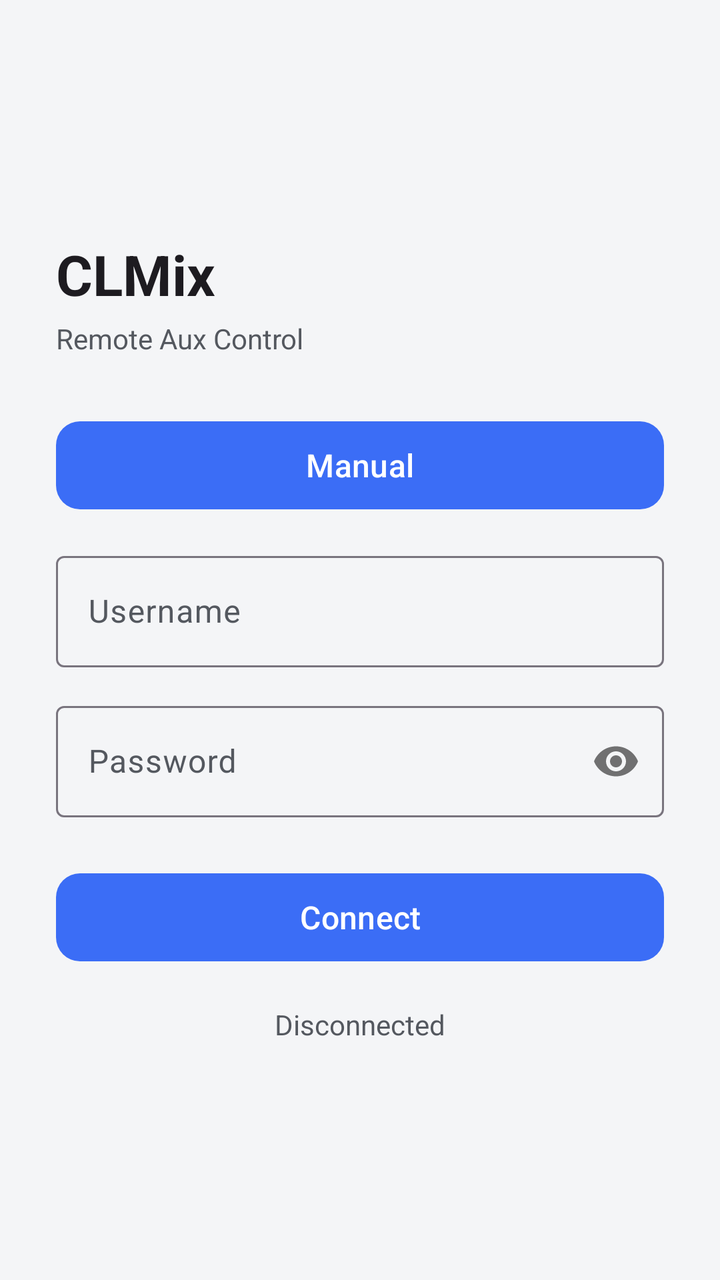
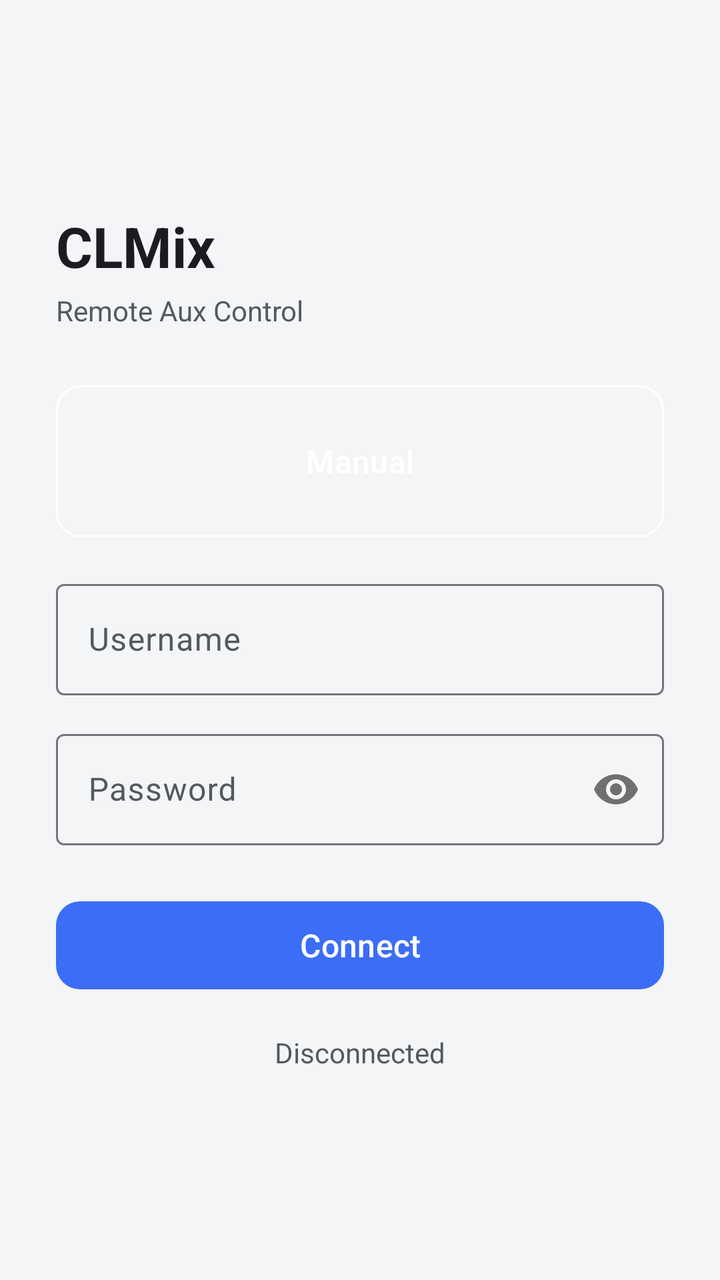

Compare the two renders of this Android layout. The source of the first and the diff that turns it into the second are given below.
<!-- AndroidManifest.xml: application theme Theme.CLMix -->
<!-- res/layout/activity_connect.xml -->
<?xml version="1.0" encoding="utf-8"?>
<ScrollView xmlns:android="http://schemas.android.com/apk/res/android"
    xmlns:app="http://schemas.android.com/apk/res-auto"
    android:layout_width="match_parent"
    android:layout_height="match_parent"
    android:fillViewport="true">

    <LinearLayout
        android:id="@+id/content"
        android:layout_width="match_parent"
        android:layout_height="wrap_content"
        android:orientation="vertical"
        android:padding="28dp"
        android:gravity="center_vertical">

        <TextView
            android:layout_width="wrap_content"
            android:layout_height="wrap_content"
            android:text="@string/app_name"
            android:textSize="28sp"
            android:textStyle="bold"
            android:textColor="?attr/colorOnBackground"
            android:layout_marginBottom="4dp" />

        <TextView
            android:layout_width="wrap_content"
            android:layout_height="wrap_content"
            android:text="Remote Aux Control"
            android:textSize="14sp"
            android:textColor="?attr/colorOnSurfaceVariant"
            android:layout_marginBottom="28dp" />

        <TextView
            android:id="@+id/discovered_label"
            android:layout_width="wrap_content"
            android:layout_height="wrap_content"
            android:text="Found on this network"
            android:textSize="12sp"
            android:textColor="?attr/colorOnSurfaceVariant"
            android:layout_marginBottom="6dp"
            android:visibility="gone" />

        <com.google.android.material.chip.ChipGroup
            android:id="@+id/discovered_servers"
            android:layout_width="match_parent"
            android:layout_height="wrap_content"
            android:layout_marginBottom="18dp"
            android:visibility="gone" />

        <com.google.android.material.button.MaterialButton
            android:id="@+id/manual_button"
            android:layout_width="match_parent"
            android:layout_height="52dp"
            android:layout_marginBottom="14dp"
            android:text="Manual"
            android:textSize="16sp"
            app:cornerRadius="12dp" />

        <LinearLayout
            android:id="@+id/manual_fields"
            android:layout_width="match_parent"
            android:layout_height="wrap_content"
            android:orientation="vertical"
            android:visibility="gone">

            <com.google.android.material.textfield.TextInputLayout
                style="@style/Widget.Material3.TextInputLayout.OutlinedBox"
                android:layout_width="match_parent"
                android:layout_height="wrap_content"
                android:hint="Server Address"
                android:layout_marginBottom="14dp">

                <com.google.android.material.textfield.TextInputEditText
                    android:id="@+id/host_input"
                    android:layout_width="match_parent"
                    android:layout_height="wrap_content"
                    android:inputType="textNoSuggestions" />

            </com.google.android.material.textfield.TextInputLayout>

            <com.google.android.material.textfield.TextInputLayout
                style="@style/Widget.Material3.TextInputLayout.OutlinedBox"
                android:layout_width="match_parent"
                android:layout_height="wrap_content"
                android:hint="Port"
                android:layout_marginBottom="14dp">

                <com.google.android.material.textfield.TextInputEditText
                    android:id="@+id/port_input"
                    android:layout_width="match_parent"
                    android:layout_height="wrap_content"
                    android:inputType="number" />

            </com.google.android.material.textfield.TextInputLayout>

        </LinearLayout>

        <com.google.android.material.textfield.TextInputLayout
            style="@style/Widget.Material3.TextInputLayout.OutlinedBox"
            android:layout_width="match_parent"
            android:layout_height="wrap_content"
            android:hint="Username"
            android:layout_marginBottom="14dp">

            <com.google.android.material.textfield.TextInputEditText
                android:id="@+id/username_input"
                android:layout_width="match_parent"
                android:layout_height="wrap_content"
                android:inputType="textNoSuggestions" />

        </com.google.android.material.textfield.TextInputLayout>

        <com.google.android.material.textfield.TextInputLayout
            style="@style/Widget.Material3.TextInputLayout.OutlinedBox"
            android:layout_width="match_parent"
            android:layout_height="wrap_content"
            android:hint="Password"
            app:passwordToggleEnabled="true"
            android:layout_marginBottom="24dp">

            <com.google.android.material.textfield.TextInputEditText
                android:id="@+id/password_input"
                android:layout_width="match_parent"
                android:layout_height="wrap_content"
                android:inputType="textPassword" />

        </com.google.android.material.textfield.TextInputLayout>

        <com.google.android.material.button.MaterialButton
            android:id="@+id/connect_button"
            android:layout_width="match_parent"
            android:layout_height="52dp"
            android:text="Connect"
            android:textSize="16sp"
            app:cornerRadius="12dp" />

        <TextView
            android:id="@+id/status_label"
            android:layout_width="wrap_content"
            android:layout_height="wrap_content"
            android:layout_gravity="center_horizontal"
            android:layout_marginTop="18dp"
            android:textColor="?attr/colorOnSurfaceVariant"
            android:text="Disconnected" />

    </LinearLayout>

</ScrollView>
<!-- resources referenced by this layout -->
<resources>
  <string name="app_name">CLMix</string>
  <style name="Theme.CLMix" parent="Theme.Material3.DayNight.NoActionBar">
          <item name="colorPrimary">@color/primary</item>
          <item name="colorOnPrimary">@color/on_primary</item>
          <item name="colorSecondary">@color/secondary</item>
          <item name="colorOnSecondary">@color/on_secondary</item>
          <item name="android:colorBackground">@color/background</item>
          <item name="colorSurface">@color/surface</item>
          <item name="colorOnSurface">@color/on_surface</item>
          <item name="colorSurfaceVariant">@color/surface_variant</item>
          <item name="colorOnSurfaceVariant">@color/on_surface_variant</item>
          <item name="colorError">@color/mute_active</item>
      </style>
  <color name="primary">#3B6DF6</color>
  <color name="on_primary">#FFFFFF</color>
  <color name="secondary">#1FAA6B</color>
  <color name="on_secondary">#FFFFFF</color>
  <color name="background">#F4F5F7</color>
  <color name="surface">#FFFFFF</color>
  <color name="on_surface">#1B1D22</color>
  <color name="surface_variant">#E7E9EE</color>
  <color name="on_surface_variant">#54585F</color>
  <color name="mute_active">#E5473F</color>
</resources>

<!-- the commit's change to res/layout/activity_connect.xml (unified diff, before → after) -->
@@ -47,51 +47,65 @@
             android:layout_marginBottom="18dp"
             android:visibility="gone" />
 
-        <com.google.android.material.button.MaterialButton
-            android:id="@+id/manual_button"
-            android:layout_width="match_parent"
-            android:layout_height="52dp"
-            android:layout_marginBottom="14dp"
-            android:text="Manual"
-            android:textSize="16sp"
-            app:cornerRadius="12dp" />
-
         <LinearLayout
-            android:id="@+id/manual_fields"
+            android:id="@+id/manual_container"
             android:layout_width="match_parent"
             android:layout_height="wrap_content"
             android:orientation="vertical"
-            android:visibility="gone">
+            android:background="@drawable/manual_fields_border"
+            android:padding="12dp"
+            android:layout_marginBottom="18dp">
 
-            <com.google.android.material.textfield.TextInputLayout
-                style="@style/Widget.Material3.TextInputLayout.OutlinedBox"
+            <com.google.android.material.button.MaterialButton
+                android:id="@+id/manual_button"
+                android:layout_width="match_parent"
+                android:layout_height="52dp"
+                android:text="Manual"
+                android:textSize="16sp"
+                android:textColor="@android:color/white"
+                app:backgroundTint="@android:color/transparent"
+                app:rippleColor="#33FFFFFF"
+                app:elevation="0dp"
+                app:cornerRadius="8dp" />
+
+            <LinearLayout
+                android:id="@+id/manual_fields"
                 android:layout_width="match_parent"
                 android:layout_height="wrap_content"
-                android:hint="Server Address"
-                android:layout_marginBottom="14dp">
+                android:orientation="vertical"
+                android:layout_marginTop="12dp"
+                android:visibility="gone">
 
-                <com.google.android.material.textfield.TextInputEditText
-                    android:id="@+id/host_input"
+                <com.google.android.material.textfield.TextInputLayout
+                    style="@style/Widget.Material3.TextInputLayout.OutlinedBox"
                     android:layout_width="match_parent"
                     android:layout_height="wrap_content"
-                    android:inputType="textNoSuggestions" />
+                    android:hint="Server Address"
+                    android:layout_marginBottom="14dp">
 
-            </com.google.android.material.textfield.TextInputLayout>
+                    <com.google.android.material.textfield.TextInputEditText
+                        android:id="@+id/host_input"
+                        android:layout_width="match_parent"
+                        android:layout_height="wrap_content"
+                        android:inputType="textNoSuggestions" />
 
-            <com.google.android.material.textfield.TextInputLayout
-                style="@style/Widget.Material3.TextInputLayout.OutlinedBox"
-                android:layout_width="match_parent"
-                android:layout_height="wrap_content"
-                android:hint="Port"
-                android:layout_marginBottom="14dp">
+                </com.google.android.material.textfield.TextInputLayout>
 
-                <com.google.android.material.textfield.TextInputEditText
-                    android:id="@+id/port_input"
+                <com.google.android.material.textfield.TextInputLayout
+                    style="@style/Widget.Material3.TextInputLayout.OutlinedBox"
                     android:layout_width="match_parent"
                     android:layout_height="wrap_content"
-                    android:inputType="number" />
+                    android:hint="Port">
 
-            </com.google.android.material.textfield.TextInputLayout>
+                    <com.google.android.material.textfield.TextInputEditText
+                        android:id="@+id/port_input"
+                        android:layout_width="match_parent"
+                        android:layout_height="wrap_content"
+                        android:inputType="number" />
+
+                </com.google.android.material.textfield.TextInputLayout>
+
+            </LinearLayout>
 
         </LinearLayout>
 
<!-- resource entries referenced after the edit -->
@@ -1,5 +1,17 @@
 <!-- resources referenced by this layout -->
 <resources>
+  <!-- drawable manual_fields_border (drawable) -->
+  <?xml version="1.0" encoding="utf-8"?>
+  <shape xmlns:android="http://schemas.android.com/apk/res/android"
+      android:shape="rectangle">
+  
+      <corners android:radius="12dp" />
+  
+      <stroke
+          android:width="1dp"
+          android:color="@android:color/white" />
+  
+  </shape>
   <string name="app_name">CLMix</string>
   <style name="Theme.CLMix" parent="Theme.Material3.DayNight.NoActionBar">
           <item name="colorPrimary">@color/primary</item>
